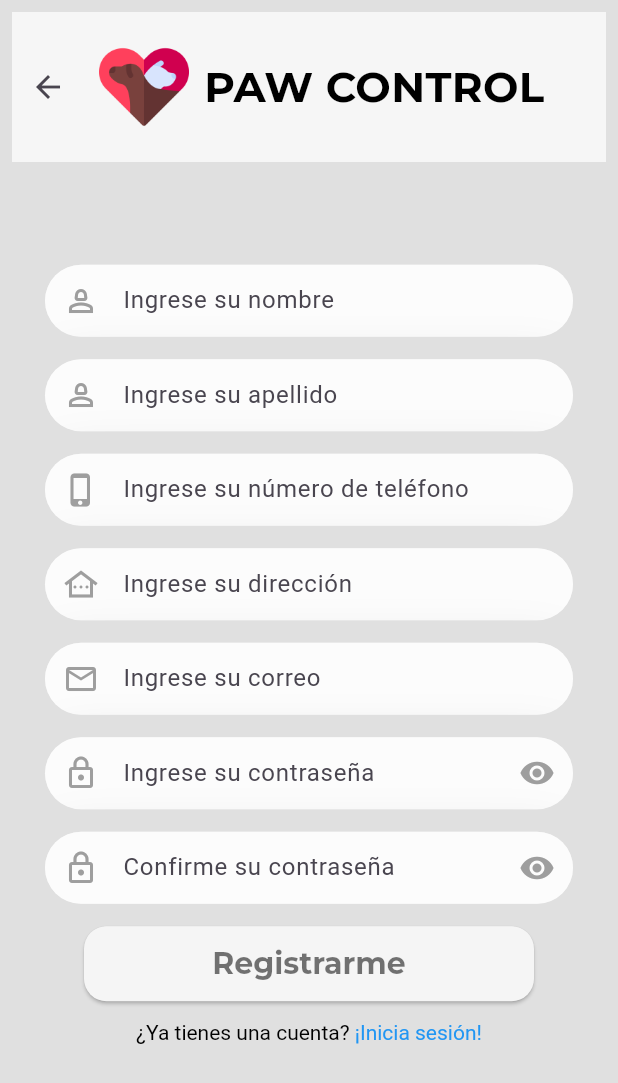
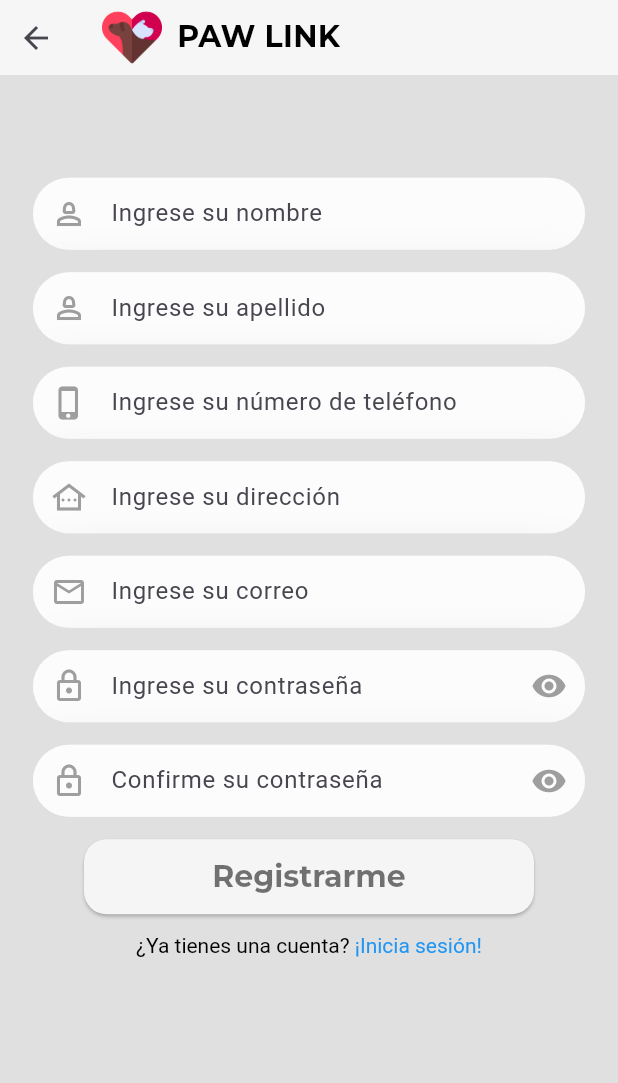
Before and after one commit to Paoli99/PawControl, a Flutter app: the SignUp screen opened directly, on a phone screen of 412 x 824 dp. Shown: the top 1083 px of the screen. Run offline on Flutter 3.47's test engine with Material 3 defaults, Android fonts, the phone set to English and light mode, and no system bars; our stand-ins replace another_flushbar, cloud_firestore, firebase_auth, firebase_core, firebase_storage, flutter_swiper_null_safety and 3 more; missing offline and left inert: firebase_app_check; accounts and stored records are empty.

```diff
--- a/lib/main.dart
+++ b/lib/main.dart
@@ -24,7 +24,7 @@ class MyApp extends StatelessWidget {
   Widget build(BuildContext context) {
     return MaterialApp(
       debugShowCheckedModeBanner: false,
-      title: 'PawControl',
+      title: 'PawLink',
       theme: themeData,
       home: StreamBuilder(
           stream: FirebaseAuthenticator.instance.getAuthChange,
--- a/lib/screens/auth_ui/login/login.dart
+++ b/lib/screens/auth_ui/login/login.dart
@@ -53,7 +53,7 @@ class LoginPage extends StatefulWidget {
               ),
 
               Text(
-                "PAW CONTROL",
+                "PAW LINK",
                 style: TextsFont.tituloLogo),
 
               Container(
--- a/lib/screens/auth_ui/sign_up/signup.dart
+++ b/lib/screens/auth_ui/sign_up/signup.dart
@@ -15,7 +15,9 @@ import 'package:pawcontrol/constants/routes.dart';
 import 'package:pawcontrol/constants/textFields.dart';
 import 'package:pawcontrol/constants/textInputFields.dart';
 import 'package:pawcontrol/firebase/firebase_auth/firebase_auth.dart';
+import 'package:pawcontrol/screens/auth_ui/login/login.dart';
 import 'package:pawcontrol/screens/home/home.dart';
+import 'package:pawcontrol/widgets/header/header.dart';
 
 import 'package:pawcontrol/widgets/primary_buttons/primary_button.dart';
 import 'package:pawcontrol/widgets/secondary_buttons/secondarty_buttons.dart';
@@ -40,15 +42,23 @@ class SignUp extends StatefulWidget {
   TextEditingController confirmPassword = TextEditingController();
 
   @override
+  void navigateBack(BuildContext context) {
+    Navigator.push(
+      context,
+      MaterialPageRoute(builder: (context) => LoginPage())
+    );
+  }
+
+  @override
   Widget build(BuildContext context) {
     return SafeArea(
       child: Scaffold(
         body: SingleChildScrollView(
           child: Padding(
-            padding: const EdgeInsets.all(8.0),
+            padding: const EdgeInsets.all(0),
             child: Column(
               children: [
-                Container(
+                /* Container(
                   width: double.infinity,
                   height: 100,
                   decoration: BoxDecoration(
@@ -76,6 +86,12 @@ class SignUp extends StatefulWidget {
                       ),
                     ],
                   ),
+                ), */
+                Header(
+                title: 'PAW LINK',
+                showImage: true,
+                showBackButton: true,
+                navigateTo: navigateBack
                 ),
                 Container(
                   width: 480,
--- a/lib/screens/home/home.dart
+++ b/lib/screens/home/home.dart
@@ -111,7 +111,7 @@ class HomeContent extends StatelessWidget {
           child: Column(
             children: [
               Header(
-                title: 'PAW CONTROL',
+                title: 'PAW LINK',
                 showImage: true,
                 showBackButton: false,
               ),
--- a/lib/screens/pets/addPets.dart
+++ b/lib/screens/pets/addPets.dart
@@ -38,7 +38,7 @@ class _AddPetsState extends State<AddPets> {
     'Boxer',
     'Shih Tzu',
     'Pomerania',
-    'Pequines Albino'
+    'Pequines Albino',
     'Yorkshire Terrier',
     'Chapi',
     'Pincher',
```
Also changed, not shown: lib/screens/auth_ui/forgotPass/forgotPass.dart (+18 -2 lines), lib/screens/pets/addVetVisit.dart (+12 -0 lines), lib/firebase/firebase_firestore/publishVetVisit.dart (added).
